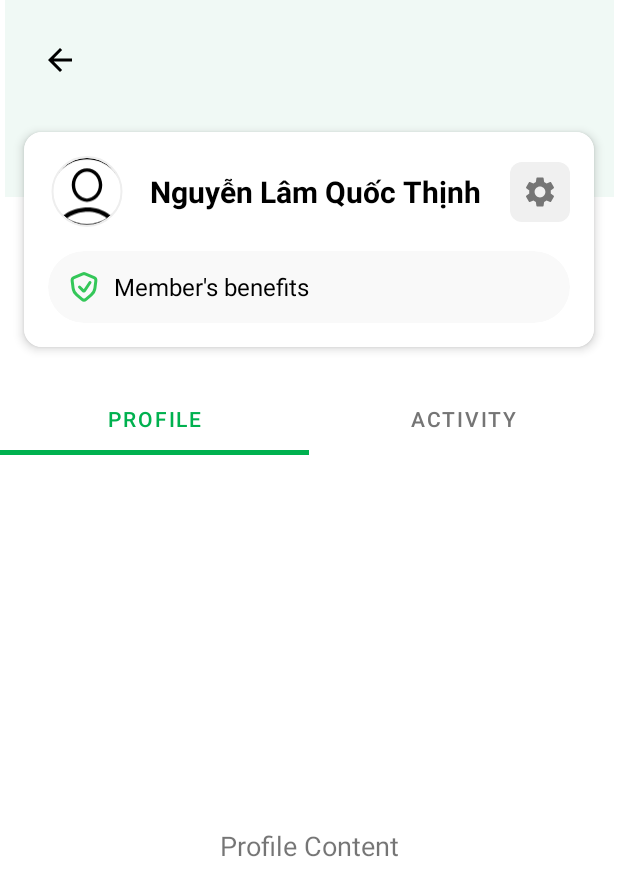
After one commit to Immatrysomecoding/Grab, an Android app: the ProfileActivity screen opened directly, with no data from a screen before it, on a phone screen of 412 x 824 dp. The commit adds this screen. Shown: the top 896 px of the screen. Run offline under Robolectric (Android 15) with nearby library versions, the phone set to English and light mode, and no system bars; our stand-ins replace CircleImageView.

Commit message:
fix profile

```diff
--- a/app/build.gradle
+++ b/app/build.gradle
@@ -51,6 +51,7 @@ dependencies {
 
     // Room database
     implementation 'androidx.room:room-runtime:2.6.1'
+    implementation libs.filament.android
     annotationProcessor 'androidx.room:room-compiler:2.6.1'
 
     // Glide for image loading
--- a/app/src/main/AndroidManifest.xml
+++ b/app/src/main/AndroidManifest.xml
@@ -35,6 +35,10 @@
             android:name=".ui.home.HomeActivity"
             android:exported="false" />
 
+        <activity
+            android:name=".ui.profile.ProfileActivity"
+            android:exported="false" />
+
     </application>
 
 </manifest>
--- a/app/src/main/java/com/example/myapplication/ui/home/HomeActivity.java
+++ b/app/src/main/java/com/example/myapplication/ui/home/HomeActivity.java
@@ -1,13 +1,20 @@
 package com.example.myapplication.ui.home;
 
+import android.content.Intent;
+import android.graphics.Rect;
 import android.os.Bundle;
 import android.util.Log;
 import android.view.MenuItem;
+import android.view.View;
+import android.widget.ImageView;
+
 import androidx.annotation.NonNull;
 import androidx.appcompat.app.AppCompatActivity;
 import androidx.recyclerview.widget.GridLayoutManager;
+import androidx.recyclerview.widget.LinearLayoutManager;
 import androidx.recyclerview.widget.RecyclerView;
 import com.example.myapplication.R;
+import com.example.myapplication.ui.profile.ProfileActivity;
 import com.google.android.material.bottomnavigation.BottomNavigationView;
 import java.util.ArrayList;
 import java.util.List;
@@ -16,6 +23,7 @@ public class HomeActivity extends AppCompatActivity {
 
     private RecyclerView rvServices, rvOffers, rvHotspots;
     private BottomNavigationView bottomNavigation;
+    private ImageView ivProfile;
 
     @Override
     protected void onCreate(Bundle savedInstanceState) {
@@ -27,8 +35,14 @@ public class HomeActivity extends AppCompatActivity {
         rvOffers = findViewById(R.id.rvOffers);
         rvHotspots = findViewById(R.id.rvHotspots);
         bottomNavigation = findViewById(R.id.bottomNavigation);
+        ivProfile = findViewById(R.id.ivProfile);
 
-        Log.d("HomeActivity", "Views initialized");
+        ivProfile.setOnClickListener(v -> {
+            Intent intent = new Intent(HomeActivity.this, ProfileActivity.class);
+            startActivity(intent);
+            // Animation khi mở màn hình profile
+            overridePendingTransition(R.anim.slide_in_right, R.anim.slide_out_left);
+        });
 
         // Setup bottom navigation
         bottomNavigation.setOnItemSelectedListener(item -> {
@@ -54,16 +68,51 @@ public class HomeActivity extends AppCompatActivity {
         bottomNavigation.setSelectedItemId(R.id.navigation_home);
         }
 
+    public class EqualSpacingItemDecoration extends RecyclerView.ItemDecoration {
+        public static final int HORIZONTAL = 0;
+        public static final int VERTICAL = 1;
+
+        private final int spacing;
+        private final int displayMode;
+
+        public EqualSpacingItemDecoration(int spacing, int displayMode) {
+            this.spacing = spacing;
+            this.displayMode = displayMode;
+        }
+
+        @Override
+        public void getItemOffsets(@NonNull Rect outRect, @NonNull View view, @NonNull RecyclerView parent, @NonNull RecyclerView.State state) {
+            int position = parent.getChildAdapterPosition(view);
+            int itemCount = parent.getAdapter().getItemCount();
+
+            if (displayMode == HORIZONTAL) {
+                outRect.left = spacing;
+                outRect.right = position == itemCount - 1 ? spacing : 0;
+            } else {
+                outRect.top = spacing;
+                outRect.bottom = position == itemCount - 1 ? spacing : 0;
+            }
+        }
+    }
     private void setupServices() {
         List<ServiceItem> services = new ArrayList<>();
         services.add(new ServiceItem(R.drawable.ic_car, "Car"));
         services.add(new ServiceItem(R.drawable.ic_bike, "Bike"));
 
-        Log.d("HomeActivity", "Services count: " + services.size());
+        ServiceAdapter serviceAdapter = new ServiceAdapter(services);
 
-        ServiceAdapter serviceAdapter = new ServiceAdapter(services);
-        GridLayoutManager layoutManager = new GridLayoutManager(this, 2);
+        // Use a horizontal LinearLayoutManager instead of GridLayoutManager
+        LinearLayoutManager layoutManager = new LinearLayoutManager(this, LinearLayoutManager.HORIZONTAL, false);
         rvServices.setLayoutManager(layoutManager);
+
+        // Add equal spacing decoration
+        int screenWidth = getResources().getDisplayMetrics().widthPixels;
+        int itemWidth = getResources().getDimensionPixelSize(R.dimen.service_item_width); // Define this in dimens.xml
+        int totalItemsWidth = itemWidth * services.size();
+        int totalSpacing = screenWidth - totalItemsWidth;
+        int spaceBetweenItems = totalSpacing / (services.size() + 1);
+
+        rvServices.addItemDecoration(new EqualSpacingItemDecoration(spaceBetweenItems, EqualSpacingItemDecoration.HORIZONTAL));
         rvServices.setAdapter(serviceAdapter);
     }
 
--- /dev/null
+++ b/app/src/main/java/com/example/myapplication/ui/profile/ActivityFragment.java
@@ -0,0 +1,19 @@
+package com.example.myapplication.ui.profile;
+
+import android.os.Bundle;
+import android.view.LayoutInflater;
+import android.view.View;
+import android.view.ViewGroup;
+import androidx.annotation.NonNull;
+import androidx.annotation.Nullable;
+import androidx.fragment.app.Fragment;
+import com.example.myapplication.R;
+
+public class ActivityFragment extends Fragment {
+
+    @Nullable
+    @Override
+    public View onCreateView(@NonNull LayoutInflater inflater, @Nullable ViewGroup container, @Nullable Bundle savedInstanceState) {
+        return inflater.inflate(R.layout.fragment_activity, container, false);
+    }
+}
--- /dev/null
+++ b/app/src/main/java/com/example/myapplication/ui/profile/ProfileActivity.java
@@ -0,0 +1,60 @@
+package com.example.myapplication.ui.profile;
+
+import android.os.Bundle;
+import android.view.View;
+import android.widget.ImageButton;
+import androidx.appcompat.app.AppCompatActivity;
+import androidx.viewpager2.widget.ViewPager2;
+import com.example.myapplication.R;
+import com.google.android.material.tabs.TabLayout;
+import com.google.android.material.tabs.TabLayoutMediator;
+
+public class ProfileActivity extends AppCompatActivity {
+
+    private TabLayout tabLayout;
+    private ViewPager2 viewPager;
+    private ImageButton btnBack;
+    private ImageButton btnSettings;
+
+    @Override
+    protected void onCreate(Bundle savedInstanceState) {
+        super.onCreate(savedInstanceState);
+        setContentView(R.layout.activity_profile);
+
+        // Khởi tạo views
+        btnBack = findViewById(R.id.btnBack);
+        btnSettings = findViewById(R.id.btnSettings);
+        tabLayout = findViewById(R.id.tabLayout);
+        viewPager = findViewById(R.id.viewPager);
+
+        // Thiết lập ViewPager và TabLayout
+        ProfilePagerAdapter pagerAdapter = new ProfilePagerAdapter(this);
+        viewPager.setAdapter(pagerAdapter);
+
+        // Kết nối TabLayout với ViewPager2
+        new TabLayoutMediator(tabLayout, viewPager, (tab, position) -> {
+            switch (position) {
+                case 0:
+                    tab.setText("Profile");
+                    break;
+                case 1:
+                    tab.setText("Activity");
+                    break;
+            }
+        }).attach();
+
+        // Xử lý sự kiện click
+        btnBack.setOnClickListener(v -> finish());
+
+        btnSettings.setOnClickListener(v -> {
+            // TODO: Mở màn hình cài đặt
+        });
+    }
+
+    @Override
+    public void finish() {
+        super.finish();
+        // Animation khi đóng activity
+        overridePendingTransition(R.anim.slide_in_left, R.anim.slide_out_right);
+    }
+}
--- /dev/null
+++ b/app/src/main/java/com/example/myapplication/ui/profile/ProfileFragment.java
@@ -0,0 +1,19 @@
+package com.example.myapplication.ui.profile;
+
+import android.os.Bundle;
+import android.view.LayoutInflater;
+import android.view.View;
+import android.view.ViewGroup;
+import androidx.annotation.NonNull;
+import androidx.annotation.Nullable;
+import androidx.fragment.app.Fragment;
+import com.example.myapplication.R;
+
+public class ProfileFragment extends Fragment {
+
+    @Nullable
+    @Override
+    public View onCreateView(@NonNull LayoutInflater inflater, @Nullable ViewGroup container, @Nullable Bundle savedInstanceState) {
+        return inflater.inflate(R.layout.fragment_profile, container, false);
+    }
+}
--- /dev/null
+++ b/app/src/main/java/com/example/myapplication/ui/profile/ProfilePagerAdapter.java
@@ -0,0 +1,31 @@
+package com.example.myapplication.ui.profile;
+
+import androidx.annotation.NonNull;
+import androidx.fragment.app.Fragment;
+import androidx.fragment.app.FragmentActivity;
+import androidx.viewpager2.adapter.FragmentStateAdapter;
+
+public class ProfilePagerAdapter extends FragmentStateAdapter {
+
+    public ProfilePagerAdapter(@NonNull FragmentActivity fragmentActivity) {
+        super(fragmentActivity);
+    }
+
+    @NonNull
+    @Override
+    public Fragment createFragment(int position) {
+        switch (position) {
+            case 0:
+                return new ProfileFragment();
+            case 1:
+                return new ActivityFragment();
+            default:
+                return new ProfileFragment();
+        }
+    }
+
+    @Override
+    public int getItemCount() {
+        return 2; // Chỉ có 2 tab: Profile và Activity
+    }
+}
--- /dev/null
+++ b/app/src/main/res/drawable/bg_settings_button.xml
@@ -0,0 +1,6 @@
+<?xml version="1.0" encoding="utf-8"?>
+<shape xmlns:android="http://schemas.android.com/apk/res/android"
+    android:shape="rectangle">
+    <corners android:radius="8dp" />
+    <solid android:color="#F0F0F0" />
+</shape>
--- /dev/null
+++ b/app/src/main/res/drawable/ic_membership.xml
@@ -0,0 +1,18 @@
+<vector xmlns:android="http://schemas.android.com/apk/res/android"
+    android:width="24dp"
+    android:height="24dp"
+    android:viewportWidth="24"
+    android:viewportHeight="24">
+  <path
+      android:pathData="M18.702,5.784L12.788,3.25C12.285,3.034 11.715,3.034 11.212,3.25L5.298,5.784C4.479,6.136 3.991,6.986 4.101,7.871L4.714,12.775C4.934,14.536 5.815,16.148 7.179,17.284L10.72,20.235C11.461,20.853 12.539,20.853 13.28,20.235L16.821,17.284C18.185,16.148 19.066,14.536 19.286,12.775L19.899,7.871C20.01,6.986 19.521,6.136 18.702,5.784Z"
+      android:strokeWidth="2"
+      android:fillColor="#00000000"
+      android:strokeColor="#34C759"
+      android:strokeLineCap="round"/>
+  <path
+      android:pathData="M9,12L11.569,14.569C11.792,14.792 12.163,14.755 12.338,14.493L16,9"
+      android:strokeWidth="2"
+      android:fillColor="#00000000"
+      android:strokeColor="#34C759"
+      android:strokeLineCap="round"/>
+</vector>
--- /dev/null
+++ b/app/src/main/res/drawable/ic_settings.xml
@@ -0,0 +1,9 @@
+<vector xmlns:android="http://schemas.android.com/apk/res/android"
+    android:width="24dp"
+    android:height="24dp"
+    android:viewportWidth="24"
+    android:viewportHeight="24">
+    <path
+        android:fillColor="#757575"
+        android:pathData="M19.14,12.94c0.04,-0.3 0.06,-0.61 0.06,-0.94c0,-0.32 -0.02,-0.64 -0.07,-0.94l2.03,-1.58c0.18,-0.14 0.23,-0.41 0.12,-0.61l-1.92,-3.32c-0.12,-0.22 -0.37,-0.29 -0.59,-0.22l-2.39,0.96c-0.5,-0.38 -1.03,-0.7 -1.62,-0.94L14.4,2.81c-0.04,-0.24 -0.24,-0.41 -0.48,-0.41h-3.84c-0.24,0 -0.43,0.17 -0.47,0.41L9.25,5.35C8.66,5.59 8.12,5.92 7.63,6.29L5.24,5.33c-0.22,-0.08 -0.47,0 -0.59,0.22L2.74,8.87C2.62,9.08 2.66,9.34 2.86,9.48l2.03,1.58C4.84,11.36 4.8,11.69 4.8,12s0.02,0.64 0.07,0.94l-2.03,1.58c-0.18,0.14 -0.23,0.41 -0.12,0.61l1.92,3.32c0.12,0.22 0.37,0.29 0.59,0.22l2.39,-0.96c0.5,0.38 1.03,0.7 1.62,0.94l0.36,2.54c0.05,0.24 0.24,0.41 0.48,0.41h3.84c0.24,0 0.44,-0.17 0.47,-0.41l0.36,-2.54c0.59,-0.24 1.13,-0.56 1.62,-0.94l2.39,0.96c0.22,0.08 0.47,0 0.59,-0.22l1.92,-3.32c0.12,-0.22 0.07,-0.47 -0.12,-0.61L19.14,12.94zM12,15.6c-1.98,0 -3.6,-1.62 -3.6,-3.6s1.62,-3.6 3.6,-3.6s3.6,1.62 3.6,3.6S13.98,15.6 12,15.6z" />
+</vector>
--- /dev/null
+++ b/app/src/main/res/layout/activity_profile.xml
@@ -0,0 +1,176 @@
+<?xml version="1.0" encoding="utf-8"?>
+<androidx.constraintlayout.widget.ConstraintLayout xmlns:android="http://schemas.android.com/apk/res/android"
+    xmlns:app="http://schemas.android.com/apk/res-auto"
+    xmlns:tools="http://schemas.android.com/tools"
+    android:layout_width="match_parent"
+    android:layout_height="match_parent"
+    tools:context=".ui.profile.ProfileActivity">
+
+    <!-- Top mint background that covers only part of the screen -->
+    <View
+        android:id="@+id/topMintBackground"
+        android:layout_width="406dp"
+        android:layout_height="131dp"
+        android:background="#F0F9F5"
+        app:layout_constraintEnd_toEndOf="parent"
+        app:layout_constraintHeight_percent="0.25"
+        app:layout_constraintStart_toStartOf="parent"
+        app:layout_constraintTop_toTopOf="parent" />
+
+    <!-- Bottom white background for the rest of the screen -->
+    <View
+        android:id="@+id/bottomWhiteBackground"
+        android:layout_width="match_parent"
+        android:layout_height="0dp"
+        android:background="#FFFFFF"
+        app:layout_constraintTop_toBottomOf="@id/topMintBackground"
+        app:layout_constraintBottom_toBottomOf="parent"
+        app:layout_constraintStart_toStartOf="parent"
+        app:layout_constraintEnd_toEndOf="parent" />
+
+    <!-- Back Button -->
+    <ImageButton
+        android:id="@+id/btnBack"
+        android:layout_width="48dp"
+        android:layout_height="48dp"
+        android:layout_marginStart="16dp"
+        android:layout_marginTop="16dp"
+        android:background="@null"
+        android:src="@drawable/ic_arrow_back"
+        app:layout_constraintStart_toStartOf="parent"
+        app:layout_constraintTop_toTopOf="parent" />
+
+    <!-- Profile Card Section - positioned to overlap the two backgrounds -->
+    <androidx.cardview.widget.CardView
+        android:id="@+id/cardProfile"
+        android:layout_width="match_parent"
+        android:layout_height="wrap_content"
+        android:layout_marginStart="16dp"
+        android:layout_marginTop="24dp"
+        android:layout_marginEnd="16dp"
+        app:cardCornerRadius="12dp"
+        app:cardElevation="4dp"
+        app:layout_constraintEnd_toEndOf="parent"
+        app:layout_constraintStart_toStartOf="parent"
+        app:layout_constraintTop_toBottomOf="@+id/btnBack">
+
+        <androidx.constraintlayout.widget.ConstraintLayout
+            android:layout_width="match_parent"
+            android:layout_height="wrap_content"
+            android:background="#FFFFFF"
+            android:padding="16dp">
+
+            <!-- Profile Image and Name section -->
+            <de.hdodenhof.circleimageview.CircleImageView
+                android:id="@+id/ivProfilePic"
+                android:layout_width="52dp"
+                android:layout_height="47dp"
+                android:src="@drawable/ic_profile"
+                app:civ_border_color="#EEEEEE"
+                app:civ_border_width="1dp"
+                app:layout_constraintStart_toStartOf="parent"
+                app:layout_constraintTop_toTopOf="parent" />
+
+            <TextView
+                android:id="@+id/tvName"
+                android:layout_width="0dp"
+                android:layout_height="wrap_content"
+                android:layout_marginStart="16dp"
+                android:layout_marginEnd="16dp"
+                android:ellipsize="end"
+                android:maxLines="1"
+                android:text="Nguyễn Lâm Quốc Thịnh"
+                android:textColor="#000000"
+                android:textSize="20sp"
+                android:textStyle="bold"
+                app:layout_constraintBottom_toBottomOf="@+id/ivProfilePic"
+                app:layout_constraintEnd_toStartOf="@+id/btnSettings"
+                app:layout_constraintStart_toEndOf="@+id/ivProfilePic"
+                app:layout_constraintTop_toTopOf="@+id/ivProfilePic" />
+
+            <!-- Settings icon (replacing Profile text) -->
+            <ImageButton
+                android:id="@+id/btnSettings"
+                android:layout_width="40dp"
+                android:layout_height="40dp"
+                android:background="@drawable/bg_settings_button"
+                android:padding="8dp"
+                android:src="@drawable/ic_settings"
+                app:layout_constraintBottom_toBottomOf="@+id/tvName"
+                app:layout_constraintEnd_toEndOf="parent"
+                app:layout_constraintTop_toTopOf="@+id/tvName" />
+
+            <!-- Member benefits section -->
+            <androidx.cardview.widget.CardView
+                android:layout_width="0dp"
+                android:layout_height="wrap_content"
+                android:layout_marginTop="16dp"
+                app:cardBackgroundColor="#F9F9F9"
+                app:cardCornerRadius="24dp"
+                app:cardElevation="0dp"
+                app:layout_constraintEnd_toEndOf="parent"
+                app:layout_constraintStart_toStartOf="parent"
+                app:layout_constraintTop_toBottomOf="@+id/ivProfilePic">
+
+                <LinearLayout
+                    android:layout_width="match_parent"
+                    android:layout_height="wrap_content"
+                    android:gravity="center_vertical"
+                    android:orientation="horizontal"
+                    android:padding="12dp">
+
+                    <ImageView
+                        android:layout_width="24dp"
+                        android:layout_height="24dp"
+                        android:src="@drawable/ic_membership" />
+
+                    <TextView
+                        android:layout_width="match_parent"
+                        android:layout_height="wrap_content"
+                        android:layout_marginStart="8dp"
+                        android:text="Member's benefits"
+                        android:textColor="#000000"
+                        android:textSize="16sp" />
+                </LinearLayout>
+            </androidx.cardview.widget.CardView>
+        </androidx.constraintlayout.widget.ConstraintLayout>
+    </androidx.cardview.widget.CardView>
+
+    <!-- Tabs section -->
+    <com.google.android.material.tabs.TabLayout
+        android:id="@+id/tabLayout"
+        android:layout_width="match_parent"
+        android:layout_height="wrap_content"
+        android:layout_marginTop="24dp"
+        android:background="#FFFFFF"
+        app:layout_constraintEnd_toEndOf="parent"
+        app:layout_constraintStart_toStartOf="parent"
+        app:layout_constraintTop_toBottomOf="@+id/cardProfile"
+        app:tabIndicatorColor="#00B14F"
+        app:tabIndicatorHeight="3dp"
+        app:tabSelectedTextColor="#00B14F"
+        app:tabTextColor="#757575">
+
+        <com.google.android.material.tabs.TabItem
+            android:layout_width="wrap_content"
+            android:layout_height="wrap_content"
+            android:text="Profile" />
+
+        <com.google.android.material.tabs.TabItem
+            android:layout_width="wrap_content"
+            android:layout_height="wrap_content"
+            android:text="Activity" />
+    </com.google.android.material.tabs.TabLayout>
+
+    <!-- ViewPager2 for tab content -->
+    <androidx.viewpager2.widget.ViewPager2
+        android:id="@+id/viewPager"
+        android:layout_width="match_parent"
+        android:layout_height="0dp"
+        android:background="#FFFFFF"
+        app:layout_constraintBottom_toBottomOf="parent"
+        app:layout_constraintEnd_toEndOf="parent"
+        app:layout_constraintStart_toStartOf="parent"
+        app:layout_constraintTop_toBottomOf="@+id/tabLayout" />
+
+</androidx.constraintlayout.widget.ConstraintLayout>
--- /dev/null
+++ b/app/src/main/res/layout/fragment_activity.xml
@@ -0,0 +1,15 @@
+<?xml version="1.0" encoding="utf-8"?>
+<FrameLayout xmlns:android="http://schemas.android.com/apk/res/android"
+    android:layout_width="match_parent"
+    android:layout_height="match_parent"
+    android:background="#FFFFFF">
+
+    <!-- Placeholder - Nội dung sẽ thêm sau -->
+    <TextView
+        android:layout_width="match_parent"
+        android:layout_height="match_parent"
+        android:gravity="center"
+        android:text="Activity Content"
+        android:textSize="18sp" />
+
+</FrameLayout>
--- /dev/null
+++ b/app/src/main/res/layout/fragment_profile.xml
@@ -0,0 +1,15 @@
+<?xml version="1.0" encoding="utf-8"?>
+<FrameLayout xmlns:android="http://schemas.android.com/apk/res/android"
+    android:layout_width="match_parent"
+    android:layout_height="match_parent"
+    android:background="#FFFFFF">
+
+    <!-- Placeholder - Nội dung sẽ thêm sau -->
+    <TextView
+        android:layout_width="match_parent"
+        android:layout_height="match_parent"
+        android:gravity="center"
+        android:text="Profile Content"
+        android:textSize="18sp" />
+
+</FrameLayout>
--- a/app/src/main/res/layout/item_hotspot.xml
+++ b/app/src/main/res/layout/item_hotspot.xml
@@ -64,21 +64,30 @@
             android:textColor="#9E9E9E"
             android:textSize="12sp" />
 
-        <TextView
-            android:id="@+id/tvDiscount"
+        <LinearLayout
             android:layout_width="wrap_content"
             android:layout_height="wrap_content"
             android:layout_marginStart="12dp"
             android:layout_marginTop="8dp"
+            android:orientation="horizontal"
             android:background="@drawable/bg_discount"
-            android:drawableStart="@drawable/ic_discount"
-            android:drawablePadding="4dp"
-            android:paddingStart="8dp"
-            android:paddingTop="4dp"
-            android:paddingEnd="8dp"
-            android:paddingBottom="4dp"
-            android:text="25% off"
-            android:textColor="#FF6D00"
-            android:textSize="12sp" />
+            android:padding="4dp"
+            android:gravity="center_vertical">
+
+            <ImageView
+                android:layout_width="16dp"
+                android:layout_height="16dp"
+                android:src="@drawable/ic_discount"
+                android:layout_marginEnd="4dp"
+                app:tint="#FF6D00" />
+
+            <TextView
+                android:id="@+id/tvDiscount"
+                android:layout_width="wrap_content"
+                android:layout_height="wrap_content"
+                android:text="25% off"
+                android:textColor="#FF6D00"
+                android:textSize="12sp" />
+        </LinearLayout>
     </LinearLayout>
 </androidx.cardview.widget.CardView>
--- /dev/null
+++ b/app/src/main/res/values/dimens.xml
@@ -0,0 +1,5 @@
+<?xml version="1.0" encoding="utf-8"?>
+
+<resources>
+    <dimen name="service_item_width">150dp</dimen>
+</resources>
--- a/gradle/libs.versions.toml
+++ b/gradle/libs.versions.toml
@@ -5,6 +5,7 @@ junitVersion = "1.2.1"
 espressoCore = "3.6.1"
 appcompat = "1.7.0"
 material = "1.12.0"
+filamentAndroid = "1.17.1"
 
 [libraries]
 junit = { group = "junit", name = "junit", version.ref = "junit" }
@@ -12,6 +13,7 @@ ext-junit = { group = "androidx.test.ext", name = "junit", version.ref = "junitV
 espresso-core = { group = "androidx.test.espresso", name = "espresso-core", version.ref = "espressoCore" }
 appcompat = { group = "androidx.appcompat", name = "appcompat", version.ref = "appcompat" }
 material = { group = "com.google.android.material", name = "material", version.ref = "material" }
+filament-android = { group = "com.google.ar.sceneform", name = "filament-android", version.ref = "filamentAndroid" }
 
 [plugins]
 android-application = { id = "com.android.application", version.ref = "agp" }
```
